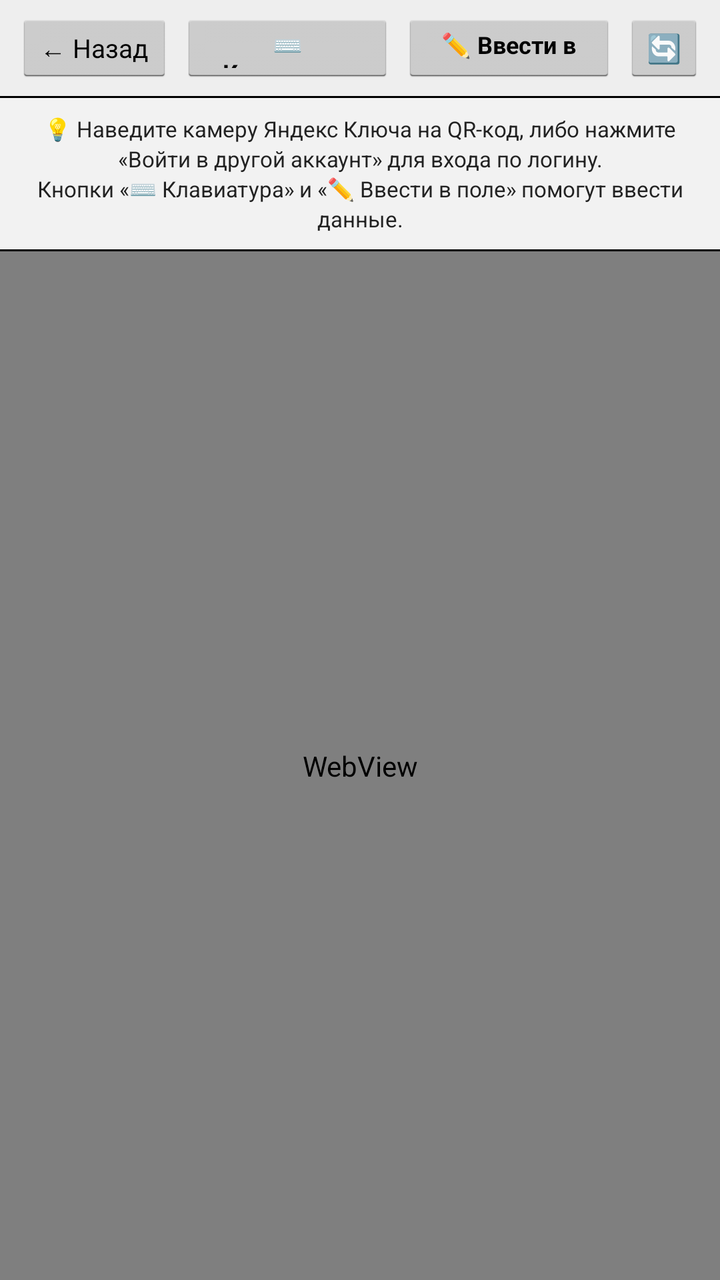
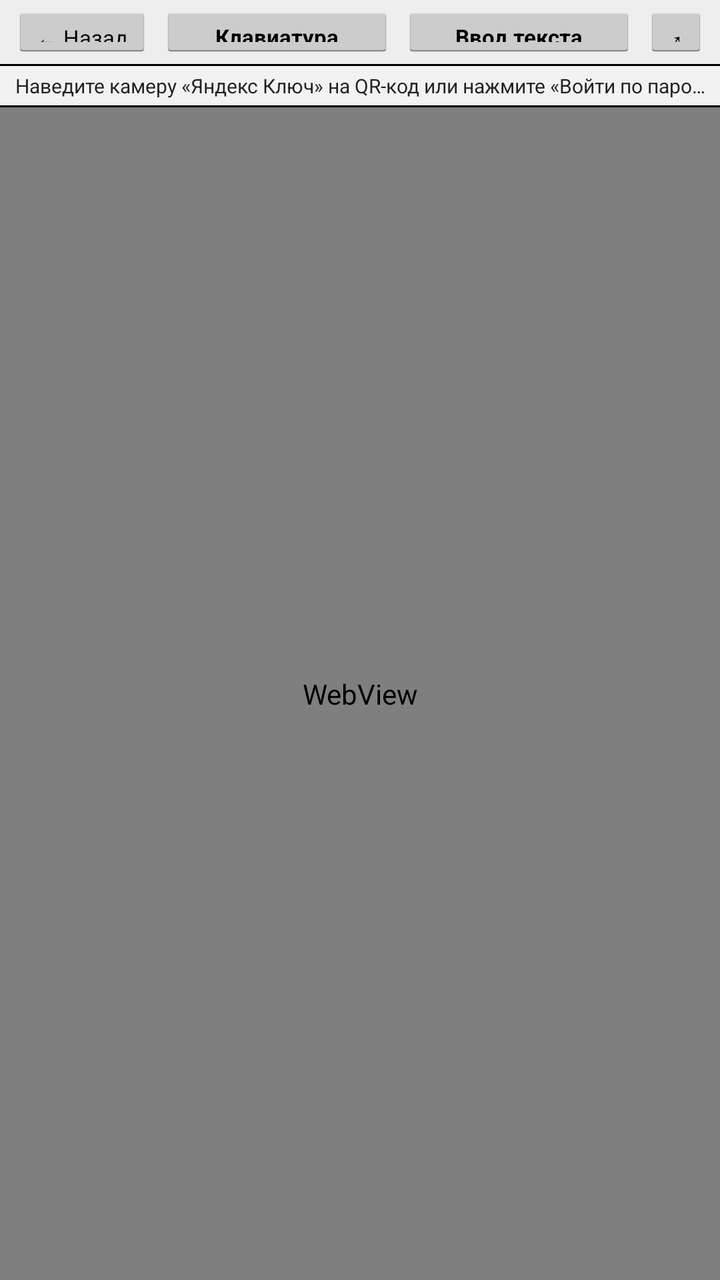

An Android layout rendered at two revisions. The XML below is the earlier revision; the diff shows what the commit changed to produce the second picture.
<!-- AndroidManifest.xml: application theme Theme.EInk -->
<!-- res/layout/activity_auth_webview.xml -->
<?xml version="1.0" encoding="utf-8"?>
<LinearLayout xmlns:android="http://schemas.android.com/apk/res/android"
    android:layout_width="match_parent"
    android:layout_height="match_parent"
    android:orientation="vertical"
    android:background="@color/eink_white">

    
    <LinearLayout
        android:layout_width="match_parent"
        android:layout_height="48dp"
        android:orientation="horizontal"
        android:gravity="center_vertical"
        android:paddingLeft="8dp"
        android:paddingRight="8dp"
        android:background="#EEEEEE">

        <Button
            android:id="@+id/btn_close_webview"
            android:layout_width="wrap_content"
            android:layout_height="36dp"
            android:text="← Назад"
            android:textSize="13sp"
            android:textColor="@color/eink_black" />

        <Button
            android:id="@+id/btn_open_keyboard"
            android:layout_width="0dp"
            android:layout_weight="1"
            android:layout_height="36dp"
            android:text="⌨️ Клавиатура"
            android:textSize="12sp"
            android:textStyle="bold"
            android:textColor="@color/eink_black"
            android:layout_marginLeft="4dp"
            android:layout_marginRight="4dp" />

        <Button
            android:id="@+id/btn_native_input"
            android:layout_width="0dp"
            android:layout_weight="1"
            android:layout_height="36dp"
            android:text="✏️ Ввести в поле"
            android:textSize="12sp"
            android:textStyle="bold"
            android:textColor="@color/eink_black"
            android:layout_marginRight="4dp" />

        <Button
            android:id="@+id/btn_reload_webview"
            android:layout_width="40dp"
            android:layout_height="36dp"
            android:text="🔄"
            android:textSize="14sp"
            android:textColor="@color/eink_black" />

    </LinearLayout>

    <View
        android:layout_width="match_parent"
        android:layout_height="1dp"
        android:background="@color/eink_divider" />

    
    <TextView
        android:id="@+id/webview_hint"
        android:layout_width="match_parent"
        android:layout_height="wrap_content"
        android:background="#F2F2F2"
        android:paddingLeft="10dp"
        android:paddingRight="10dp"
        android:paddingTop="8dp"
        android:paddingBottom="8dp"
        android:text="💡 Наведите камеру Яндекс Ключа на QR-код, либо нажмите «Войти в другой аккаунт» для входа по логину.\nКнопки «⌨️ Клавиатура» и «✏️ Ввести в поле» помогут ввести данные."
        android:textSize="11sp"
        android:textColor="#222222"
        android:gravity="center"
        android:lineSpacingExtra="2dp" />

    <View
        android:layout_width="match_parent"
        android:layout_height="1dp"
        android:background="@color/eink_divider" />

    
    <WebView
        android:id="@+id/auth_webview"
        android:layout_width="match_parent"
        android:layout_height="0dp"
        android:layout_weight="1"
        android:focusable="true"
        android:focusableInTouchMode="true" />

</LinearLayout>
<!-- resources referenced by this layout -->
<resources>
  <color name="eink_black">#000000</color>
  <color name="eink_divider">#000000</color>
  <color name="eink_white">#FFFFFF</color>
  <style name="Theme.EInk" parent="android:Theme.Holo.Light.NoActionBar">
          <item name="android:windowBackground">@color/eink_white</item>
          <item name="android:colorBackground">@color/eink_white</item>
          <item name="android:textColorPrimary">@color/eink_black</item>
          <item name="android:windowAnimationStyle">@style/Animation.EInk.NoAnimation</item>
      </style>
  <style name="Animation.EInk.NoAnimation" parent="android:Animation">
          <item name="android:windowEnterAnimation">@null</item>
          <item name="android:windowExitAnimation">@null</item>
          <item name="android:activityOpenEnterAnimation">@null</item>
          <item name="android:activityOpenExitAnimation">@null</item>
          <item name="android:activityCloseEnterAnimation">@null</item>
          <item name="android:activityCloseExitAnimation">@null</item>
      </style>
</resources>

<!-- the commit's change to res/layout/activity_auth_webview.xml (unified diff, before → after) -->
@@ -8,28 +8,28 @@
     
     <LinearLayout
         android:layout_width="match_parent"
-        android:layout_height="48dp"
+        android:layout_height="32dp"
         android:orientation="horizontal"
         android:gravity="center_vertical"
-        android:paddingLeft="8dp"
-        android:paddingRight="8dp"
+        android:paddingLeft="6dp"
+        android:paddingRight="6dp"
         android:background="#EEEEEE">
 
         <Button
             android:id="@+id/btn_close_webview"
             android:layout_width="wrap_content"
-            android:layout_height="36dp"
+            android:layout_height="26dp"
             android:text="← Назад"
-            android:textSize="13sp"
+            android:textSize="11sp"
             android:textColor="@color/eink_black" />
 
         <Button
             android:id="@+id/btn_open_keyboard"
             android:layout_width="0dp"
             android:layout_weight="1"
-            android:layout_height="36dp"
-            android:text="⌨️ Клавиатура"
-            android:textSize="12sp"
+            android:layout_height="26dp"
+            android:text="Клавиатура"
+            android:textSize="11sp"
             android:textStyle="bold"
             android:textColor="@color/eink_black"
             android:layout_marginLeft="4dp"
@@ -39,19 +39,19 @@
             android:id="@+id/btn_native_input"
             android:layout_width="0dp"
             android:layout_weight="1"
-            android:layout_height="36dp"
-            android:text="✏️ Ввести в поле"
-            android:textSize="12sp"
+            android:layout_height="26dp"
+            android:text="Ввод текста"
+            android:textSize="11sp"
             android:textStyle="bold"
             android:textColor="@color/eink_black"
             android:layout_marginRight="4dp" />
 
         <Button
             android:id="@+id/btn_reload_webview"
-            android:layout_width="40dp"
-            android:layout_height="36dp"
-            android:text="🔄"
-            android:textSize="14sp"
+            android:layout_width="32dp"
+            android:layout_height="26dp"
+            android:text="↻"
+            android:textSize="13sp"
             android:textColor="@color/eink_black" />
 
     </LinearLayout>
@@ -67,15 +67,16 @@
         android:layout_width="match_parent"
         android:layout_height="wrap_content"
         android:background="#F2F2F2"
-        android:paddingLeft="10dp"
-        android:paddingRight="10dp"
-        android:paddingTop="8dp"
-        android:paddingBottom="8dp"
-        android:text="💡 Наведите камеру Яндекс Ключа на QR-код, либо нажмите «Войти в другой аккаунт» для входа по логину.\nКнопки «⌨️ Клавиатура» и «✏️ Ввести в поле» помогут ввести данные."
-        android:textSize="11sp"
+        android:paddingLeft="6dp"
+        android:paddingRight="6dp"
+        android:paddingTop="3dp"
+        android:paddingBottom="3dp"
+        android:text="Наведите камеру «Яндекс Ключ» на QR-код или нажмите «Войти по паролю»"
+        android:textSize="10sp"
         android:textColor="#222222"
         android:gravity="center"
-        android:lineSpacingExtra="2dp" />
+        android:singleLine="true"
+        android:ellipsize="end" />
 
     <View
         android:layout_width="match_parent"
